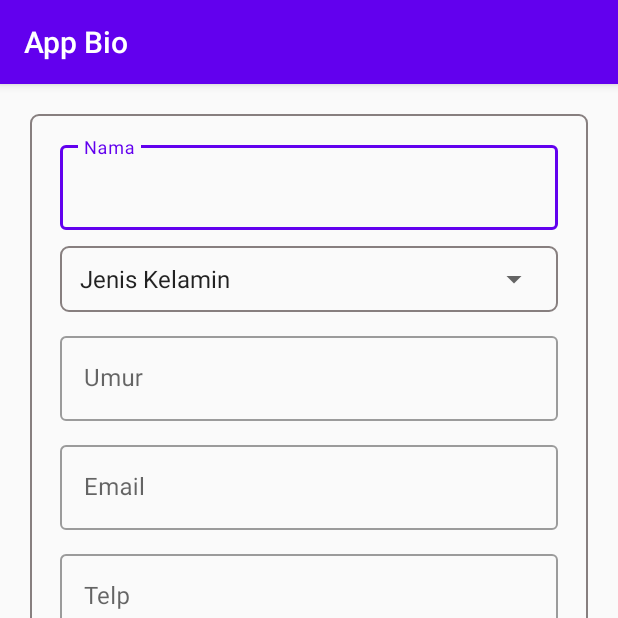
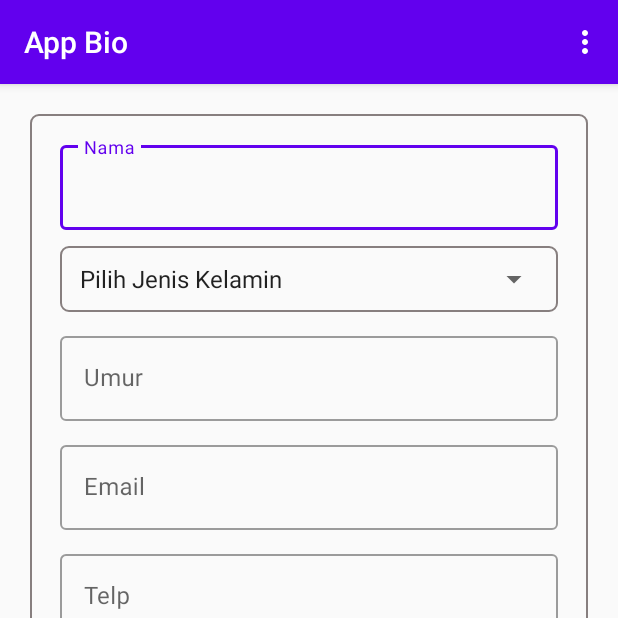
Before and after one commit to agusprayogi02/SMKCoding_Challage_01, an Android app: the screen it shows after launch (MainActivity), on a phone screen of 412 x 824 dp, the top half of it. Run offline under Robolectric (Android 15) with nearby library versions, the phone set to English and light mode, and no system bars.

Commit message:
Layout_about

```diff
--- /dev/null
+++ b/app/src/main/res/drawable/ic_close_black_24dp.xml
@@ -0,0 +1,9 @@
+<vector xmlns:android="http://schemas.android.com/apk/res/android"
+        android:width="24dp"
+        android:height="24dp"
+        android:viewportWidth="24.0"
+        android:viewportHeight="24.0">
+    <path
+        android:fillColor="#FF000000"
+        android:pathData="M19,6.41L17.59,5 12,10.59 6.41,5 5,6.41 10.59,12 5,17.59 6.41,19 12,13.41 17.59,19 19,17.59 13.41,12z"/>
+</vector>
--- /dev/null
+++ b/app/src/main/res/drawable/ic_info_outline.xml
@@ -0,0 +1,9 @@
+<vector xmlns:android="http://schemas.android.com/apk/res/android"
+        android:width="24dp"
+        android:height="24dp"
+        android:viewportWidth="24.0"
+        android:viewportHeight="24.0">
+    <path
+        android:fillColor="#FF000000"
+        android:pathData="M11,17h2v-6h-2v6zM12,2C6.48,2 2,6.48 2,12s4.48,10 10,10 10,-4.48 10,-10S17.52,2 12,2zM12,20c-4.41,0 -8,-3.59 -8,-8s3.59,-8 8,-8 8,3.59 8,8 -3.59,8 -8,8zM11,9h2L13,7h-2v2z"/>
+</vector>
--- a/app/src/main/res/layout/activity_main.xml
+++ b/app/src/main/res/layout/activity_main.xml
@@ -28,6 +28,7 @@
                 android:layout_width="match_parent"
                 android:layout_height="wrap_content"
                 android:maxLines="1"
+                android:inputType="text"
                 />
 
         </com.google.android.material.textfield.TextInputLayout>
@@ -60,6 +61,8 @@
                 android:id="@+id/inpumur"
                 android:layout_width="match_parent"
                 android:layout_height="wrap_content"
+                android:maxLines="1"
+                android:inputType="text"
                 />
 
         </com.google.android.material.textfield.TextInputLayout>
@@ -112,12 +115,13 @@
                 android:layout_width="match_parent"
                 android:layout_height="wrap_content"
                 android:maxLines="4"
+                android:inputType="textMultiLine"
                 />
 
         </com.google.android.material.textfield.TextInputLayout>
 
         <Button
-            android:id="@+id/outlinedButton"
+            android:id="@+id/simpan"
             android:layout_width="match_parent"
             android:layout_height="wrap_content"
             android:text="Simpan"
--- /dev/null
+++ b/app/src/main/res/menu/list_menu.xml
@@ -0,0 +1,12 @@
+<?xml version="1.0" encoding="utf-8"?>
+<menu xmlns:android="http://schemas.android.com/apk/res/android"
+    xmlns:app="http://schemas.android.com/apk/res-auto">
+    <item
+        android:id="@+id/aboutme"
+        android:title="About"
+        android:icon="@drawable/ic_info_outline"/>
+    <item
+        android:id="@+id/exit"
+        android:title="Exit"
+        android:icon="@drawable/ic_close_black_24dp"/>
+</menu>
--- a/app/src/main/res/values/strings.xml
+++ b/app/src/main/res/values/strings.xml
@@ -6,7 +6,7 @@
     <string name="inpT">Telp</string>
     <string name="inpA">Alamat</string>
     <string-array name="jenisK">
-        <item>Jenis Kelamin</item>
+        <item>Pilih Jenis Kelamin</item>
         <item>Laki-Laki</item>
         <item>Perempuan</item>
     </string-array>
```
Also changed, not shown: app/src/main/AndroidManifest.xml (+12 -1 lines), app/src/main/java/id/agusbro/appchallenge01/AboutActivity.kt (added, +12 -0 lines), app/src/main/java/id/agusbro/appchallenge01/MainActivity.kt (+73 -4 lines), app/src/main/res/layout/activity_about.xml (added, +9 -0 lines).
